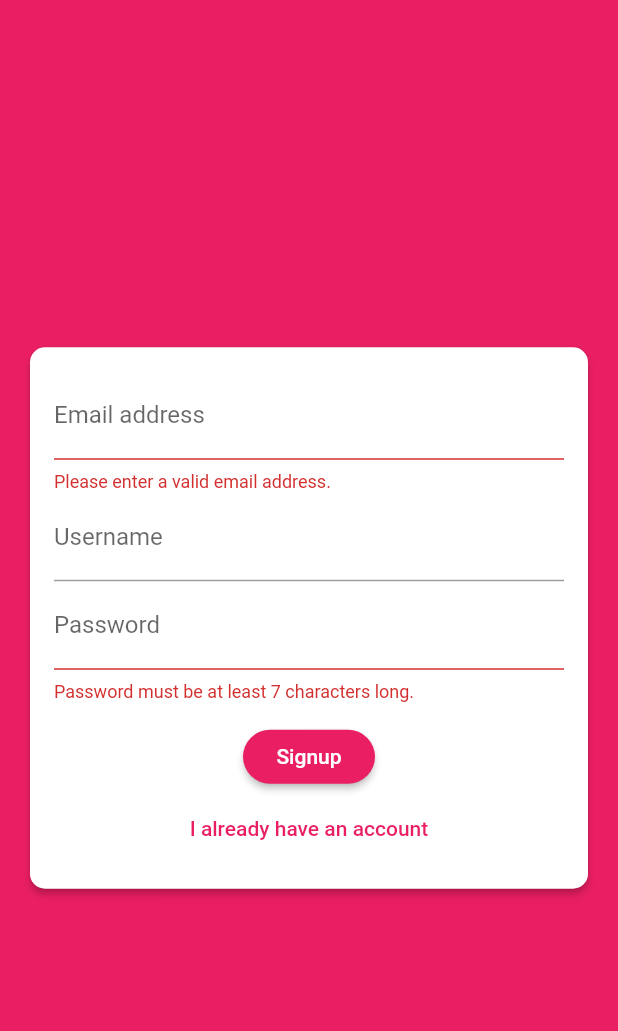
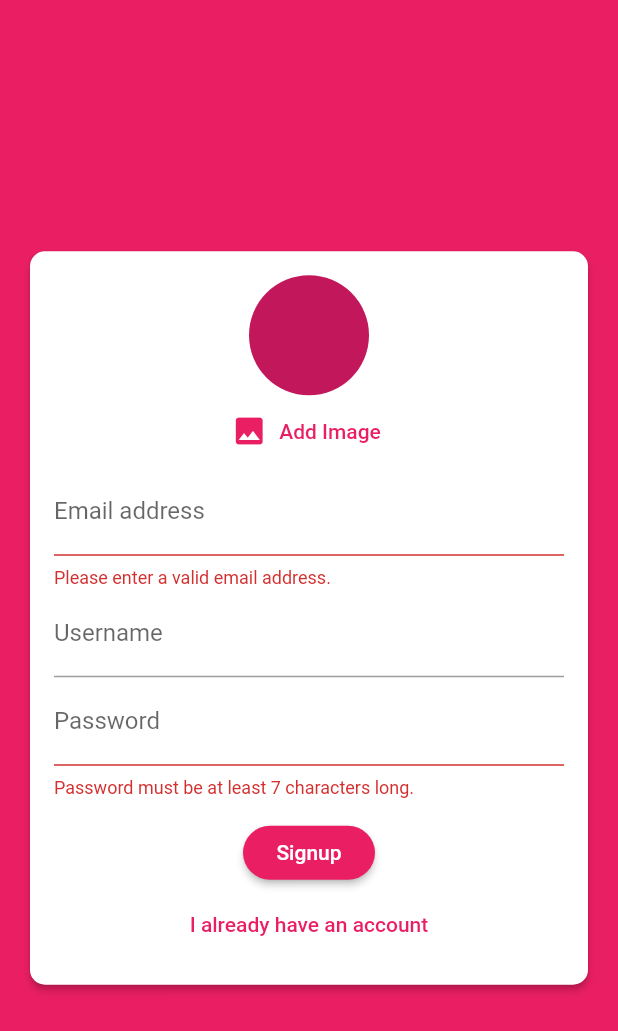
Before and after one commit to BunlaiKek/chat_app, a Flutter app: the screen it shows after launch, after a tap on "Login", after a tap on "Create new account", on a phone screen of 412 x 824 dp. Shown: the top 1031 px of the screen. Run offline on Flutter 3.47's test engine with Material 2 defaults, Android fonts, the phone set to English and light mode, and no system bars; our stand-ins replace cloud_firestore, firebase_auth, firebase_storage, image_picker; accounts and stored records are empty.

Commit message:
finish video 343

```diff
--- a/lib/screens/auth_screen.dart
+++ b/lib/screens/auth_screen.dart
@@ -1,6 +1,9 @@
+import 'dart:io';
+
 import 'package:flutter/material.dart';
 import 'package:firebase_auth/firebase_auth.dart';
 import 'package:cloud_firestore/cloud_firestore.dart';
+import 'package:firebase_storage/firebase_storage.dart';
 import 'package:flutter/services.dart';
 import '../widgets/auth/auth_form.dart';
 
@@ -18,6 +21,7 @@ class _AuthScreenState extends State<AuthScreen> {
     String email,
     String password,
     String username,
+    File image,
     bool isLogin,
     BuildContext ctx,
   ) async {
@@ -37,10 +41,19 @@ class _AuthScreenState extends State<AuthScreen> {
           email: email,
           password: password,
         );
+
+        final ref = FirebaseStorage.instance
+            .ref()
+            .child('user_image')
+            .child(authResult.user.uid + '.jpg');
+
+        await ref.putFile(image).onComplete;
+        final url = await ref.getDownloadURL();
+
         await Firestore.instance
             .collection('users')
             .document(authResult.user.uid)
-            .setData({'username': username, 'email': email});
+            .setData({'username': username, 'email': email, 'image_url': url});
       }
     } on PlatformException catch (err) {
       var message = 'An error occured, please check your credentials.';
--- a/lib/widgets/auth/auth_form.dart
+++ b/lib/widgets/auth/auth_form.dart
@@ -1,3 +1,6 @@
+import 'dart:io';
+
+import 'package:chat_app/widgets/pickers/user_image_picker.dart';
 import 'package:flutter/material.dart';
 
 class AuthForm extends StatefulWidget {
@@ -5,7 +8,7 @@ class AuthForm extends StatefulWidget {
 
   final bool isLoading;
   final void Function(String email, String password, String username,
-      bool isLogin, BuildContext ctx) submitFn;
+      File image, bool isLogin, BuildContext ctx) submitFn;
 
   @override
   _AuthFormState createState() => _AuthFormState();
@@ -17,10 +20,22 @@ class _AuthFormState extends State<AuthForm> {
   String _userEmail = '';
   String _userName = '';
   String _userPassword = '';
+  File _userImageFile;
 
   void _trySubmit() {
     final isValid = _formKey.currentState.validate();
     FocusScope.of(context).unfocus();
+
+    if (_userImageFile == null && !_isLogin) {
+      Scaffold.of(context).showSnackBar(
+        SnackBar(
+          content: Text('Please pick an image.'),
+          backgroundColor: Theme.of(context).errorColor,
+        ),
+      );
+      return;
+    }
+
     if (isValid) {
       _formKey.currentState.save();
       // print(_userEmail);
@@ -30,10 +45,15 @@ class _AuthFormState extends State<AuthForm> {
         _userEmail.trim(),
         _userPassword.trim(),
         _userName.trim(),
+        _userImageFile,
         _isLogin,
         context,
       );
     }
+  }
+
+  void _pickImage(File image) {
+    _userImageFile = image;
   }
 
   @override
@@ -53,6 +73,7 @@ class _AuthFormState extends State<AuthForm> {
               child: Column(
                 mainAxisSize: MainAxisSize.min,
                 children: [
+                  if (!_isLogin) UserImagePicker(_pickImage),
                   TextFormField(
                     key: ValueKey('email'),
                     validator: (value) {
--- a/lib/widgets/chat/messages.dart
+++ b/lib/widgets/chat/messages.dart
@@ -28,7 +28,8 @@ class Messages extends StatelessWidget {
               reverse: true,
               itemBuilder: (ctx, index) => MessageBubble(
                 chatDocs[index]['text'],
-                chatDocs[index]['userId'],
+                chatDocs[index]['username'],
+                chatDocs[index]['userImage'],
                 chatDocs[index]['userId'] == futureSnapshot.data.uid,
                 key: ValueKey(chatDocs[index].documentID),
               ),
--- a/lib/widgets/chat/new_message.dart
+++ b/lib/widgets/chat/new_message.dart
@@ -14,11 +14,15 @@ class _NewMessageState extends State<NewMessage> {
   void _sendMessage() async {
     FocusScope.of(context).unfocus();
     final user = await FirebaseAuth.instance.currentUser();
+    final userData =
+        await Firestore.instance.collection('users').document(user.uid).get();
     print(user.uid);
     Firestore.instance.collection('chat').add({
       'text': _enteredMessage,
       'createdAt': Timestamp.now(),
       'userId': user.uid,
+      'username': userData['username'],
+      'userImage': userData['image_url']
     });
     _enteredMessage = '';
     _controller.clear();
--- /dev/null
+++ b/lib/widgets/pickers/user_image_picker.dart
@@ -0,0 +1,41 @@
+import 'package:flutter/material.dart';
+import 'package:image_picker/image_picker.dart';
+import 'dart:io';
+
+class UserImagePicker extends StatefulWidget {
+  UserImagePicker(this.imagePickFn);
+
+  final Function(File pickImage) imagePickFn;
+  @override
+  _UserImagePickerState createState() => _UserImagePickerState();
+}
+
+class _UserImagePickerState extends State<UserImagePicker> {
+  File _image;
+  final picker = ImagePicker();
+  Future _pickImage() async {
+    final pickedFile = await picker.getImage(source: ImageSource.camera, imageQuality: 50, maxWidth: 150);
+    setState(() {
+      _image = File(pickedFile.path);
+    });
+    widget.imagePickFn(_image);
+  }
+
+  @override
+  Widget build(BuildContext context) {
+    return Column(
+      children: [
+        CircleAvatar(
+          radius: 40.0,
+          backgroundImage: _image != null ? FileImage(_image) : null,
+        ),
+        FlatButton.icon(
+          onPressed: _pickImage,
+          icon: Icon(Icons.image),
+          label: Text('Add Image'),
+          textColor: Theme.of(context).primaryColor,
+        ),
+      ],
+    );
+  }
+}
--- a/pubspec.yaml
+++ b/pubspec.yaml
@@ -29,6 +29,8 @@ dependencies:
   cupertino_icons: ^1.0.0
   cloud_firestore: 0.13.5
   firebase_auth: 0.16.1
+  image_picker: ^0.6.7+22
+  firebase_storage: ^3.1.5
 
 dev_dependencies:
   flutter_test:
```
Also changed, not shown: lib/widgets/chat/message_bubble.dart (+20 -32 lines), pubspec.lock, 1 other file.
